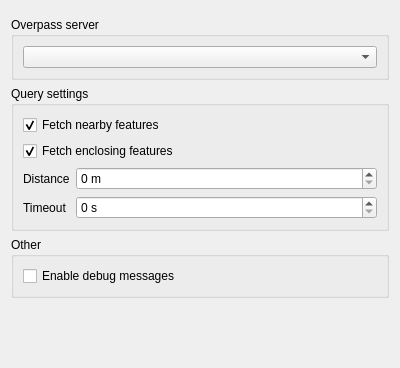
Old version of the form src/osminfo/ui/osm_info_settings_page_base.ui in the repository nextgis/qgis_osminfo.
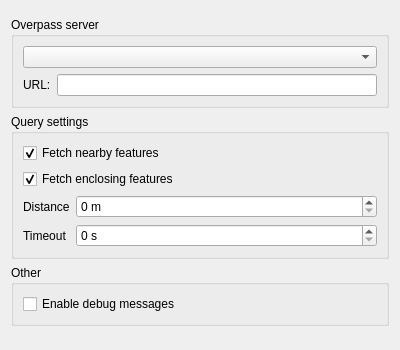
New version of the form. Custom widgets are drawn as their Qt base class.

Commit message:
Added support for custom overpass servers
QPL-209

The edit to the form file:
```diff
--- a/src/osminfo/ui/osm_info_settings_page_base.ui
+++ b/src/osminfo/ui/osm_info_settings_page_base.ui
@@ -7,7 +7,7 @@
     <x>0</x>
     <y>0</y>
     <width>400</width>
-    <height>368</height>
+    <height>350</height>
    </rect>
   </property>
   <property name="windowTitle">
@@ -33,6 +33,34 @@
         </item>
        </layout>
       </item>
+      <item>
+       <widget class="QWidget" name="custom_endpoint_widget" native="true">
+        <layout class="QHBoxLayout" name="horizontalLayout_2">
+         <property name="leftMargin">
+          <number>0</number>
+         </property>
+         <property name="topMargin">
+          <number>0</number>
+         </property>
+         <property name="rightMargin">
+          <number>0</number>
+         </property>
+         <property name="bottomMargin">
+          <number>0</number>
+         </property>
+         <item>
+          <widget class="QLabel" name="label">
+           <property name="text">
+            <string>URL:</string>
+           </property>
+          </widget>
+         </item>
+         <item>
+          <widget class="QLineEdit" name="custom_endpoint_lineedit"/>
+         </item>
+        </layout>
+       </widget>
+      </item>
      </layout>
     </widget>
    </item>
```
The commit also changes 4 other files.
